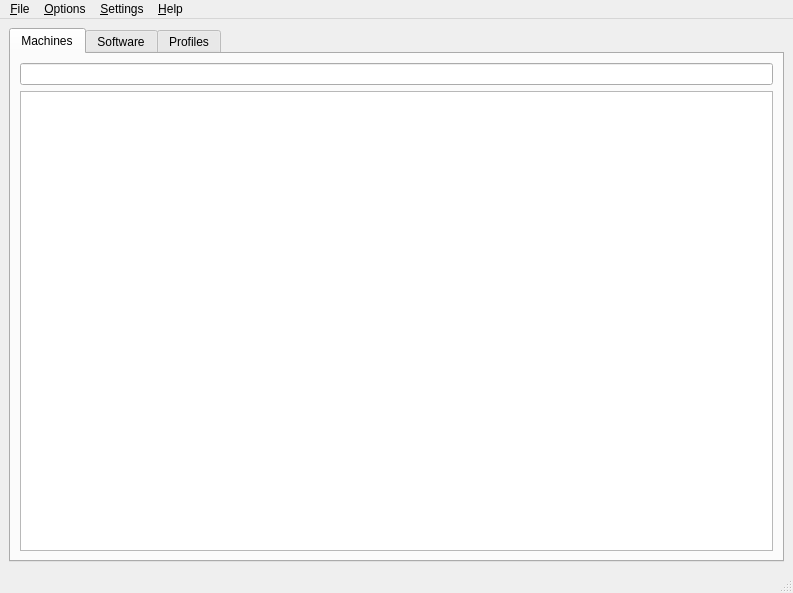
This is src/mainwindow.ui in npwoods/bletchmame as Qt 5 draws it before an edit. The edited form follows.
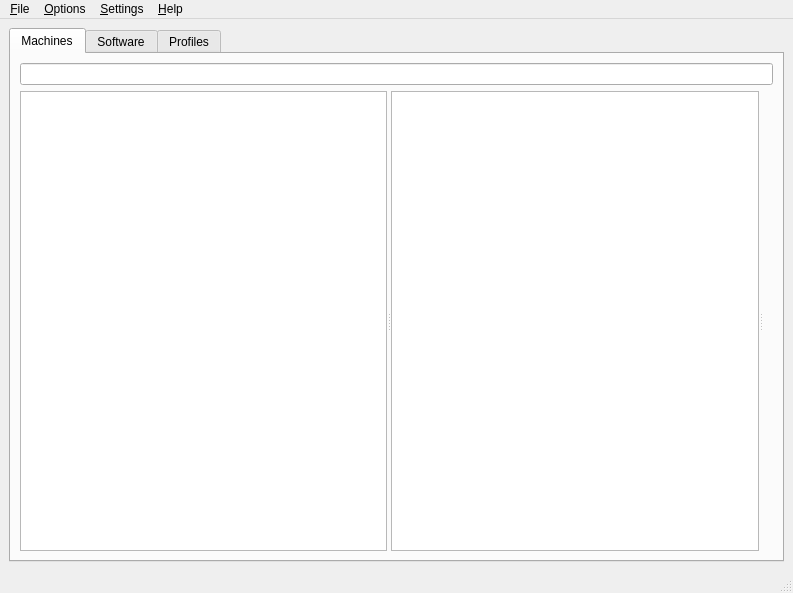
This is the edited form. The open tabs and pages were chosen to show the change.

Commit message: Initial implementation of a MAMEUI-style folder and snapshot view

```diff
--- a/src/mainwindow.ui
+++ b/src/mainwindow.ui
@@ -29,6 +29,21 @@
          <widget class="QLineEdit" name="machinesSearchBox"/>
         </item>
         <item>
+         <widget class="QSplitter" name="machinesSplitter">
+          <property name="orientation">
+           <enum>Qt::Horizontal</enum>
+          </property>
+          <widget class="QTreeView" name="machinesFolderTreeView">
+           <property name="enabled">
+            <bool>true</bool>
+           </property>
+           <property name="rootIsDecorated">
+            <bool>true</bool>
+           </property>
+           <property name="headerHidden">
+            <bool>true</bool>
+           </property>
+          </widget>
          <widget class="QTableView" name="machinesTableView">
           <property name="contextMenuPolicy">
            <enum>Qt::CustomContextMenu</enum>
@@ -45,6 +60,24 @@
           <property name="sortingEnabled">
            <bool>true</bool>
           </property>
+          </widget>
+          <widget class="QLabel" name="machinesSnapLabel">
+           <property name="sizePolicy">
+            <sizepolicy hsizetype="Ignored" vsizetype="Ignored">
+             <horstretch>0</horstretch>
+             <verstretch>0</verstretch>
+            </sizepolicy>
+           </property>
+           <property name="text">
+            <string/>
+           </property>
+           <property name="scaledContents">
+            <bool>true</bool>
+           </property>
+           <property name="alignment">
+            <set>Qt::AlignCenter</set>
+           </property>
+          </widget>
          </widget>
         </item>
        </layout>
```
Left out of the diff: 2 changed lines with no effect on the pictures. Lines whose indentation alone changed are shown as unchanged. The commit also changes 20 other files.
